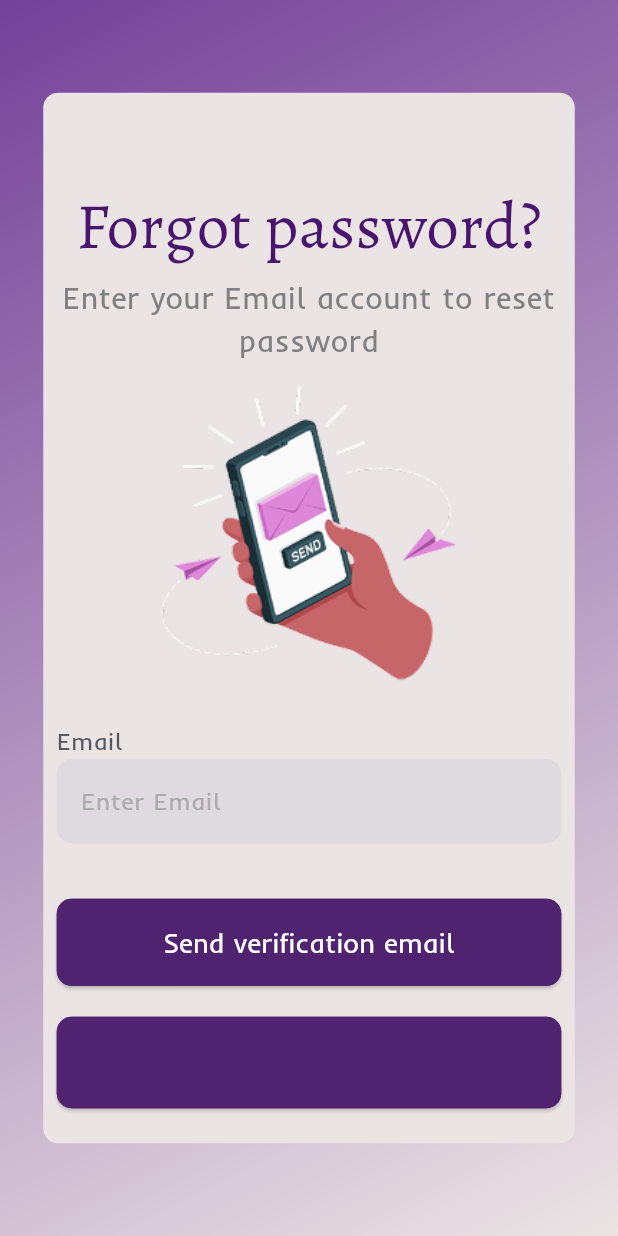
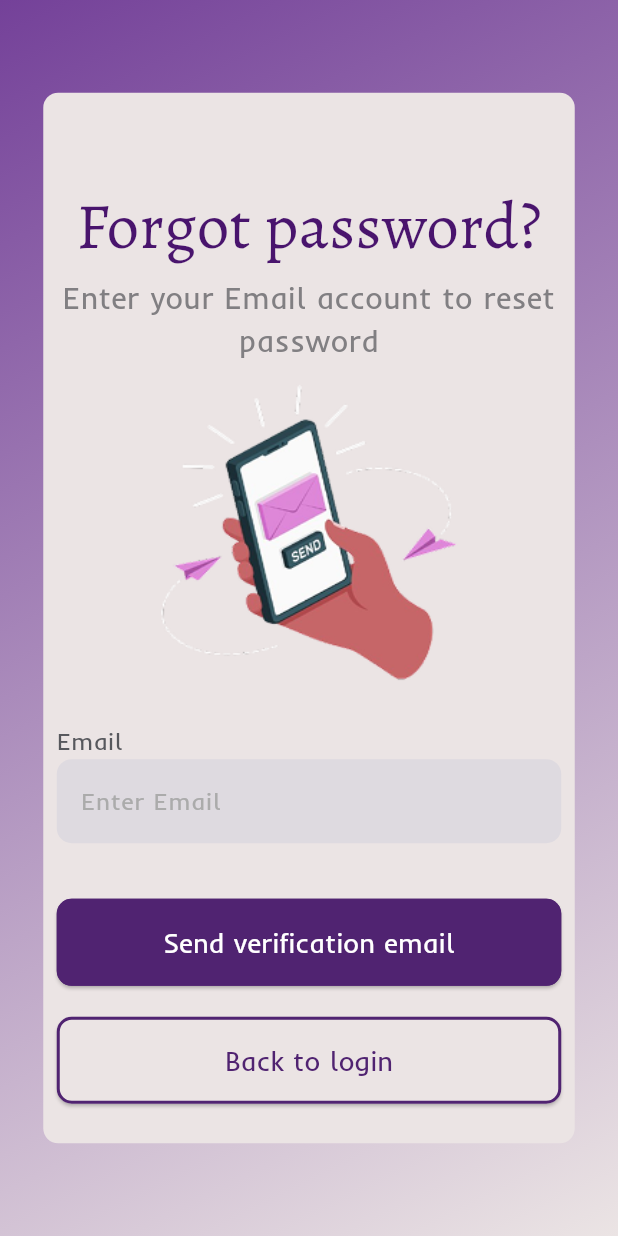
Before and after one commit to NourEkramy/Lupira-App, a Flutter app: the screen it shows after launch, on a phone screen of 412 x 824 dp. Run offline on Flutter 3.47's test engine with Material 3 defaults, Android fonts, the phone set to English and light mode, and no system bars.

Commit message:
edited the forgot password the the new modules

```diff
--- a/lib/Password/forgot_password.dart
+++ b/lib/Password/forgot_password.dart
@@ -60,33 +60,7 @@ class ForgotPassword extends StatelessWidget {
                         SizedBox(height: MediaQuery.sizeOf(context).height * 0.045),
                         OperationButtonModule(borderColor: Color(0xFF502371), buttonColor: Color(0xFF502371), buttonText: 'Send verification email', buttonTextColor: Colors.white),
                         SizedBox(height: MediaQuery.sizeOf(context).height * 0.025),
-                        ElevatedButton(
-                          onPressed: () {
-                          },
-                          style: ElevatedButton.styleFrom(
-                            backgroundColor: Color(0xFF502371),
-                            foregroundColor: Colors.white,
-                            padding: EdgeInsets.symmetric(vertical: 16, horizontal: 32),
-                            shape: RoundedRectangleBorder(
-                              borderRadius: BorderRadius.circular(10.0),
-                              side: BorderSide(color: Color(0xFF502371),width: 2)
-                            ),
-                            minimumSize: Size(double.infinity, 50),
-                          ),
-
-                          child: Row(mainAxisAlignment: MainAxisAlignment.center,
-                            children: [
-                              Text(
-                                'Back to login',
-                                style: TextStyle(
-                                  color: Color(0xFF502371),
-                                  fontFamily: 'Inder',
-                                  fontSize: 20,
-                                ),
-                              ),
-                            ],
-                          ),
-                        ),
+                        OperationButtonModule(borderColor: Color(0xFF502371), buttonColor: Color(0xFFEBE4E4), buttonText: 'Back to login', buttonTextColor: Color(0xFF502371)),
                       ],
                     ),
                   ),
```
